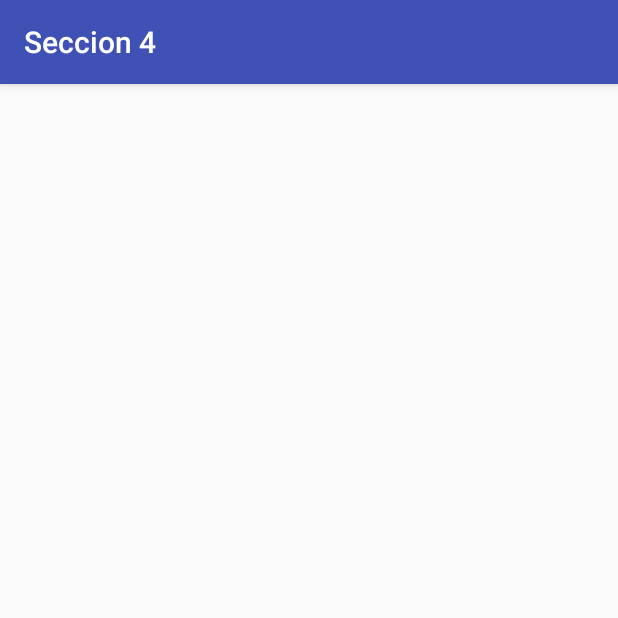
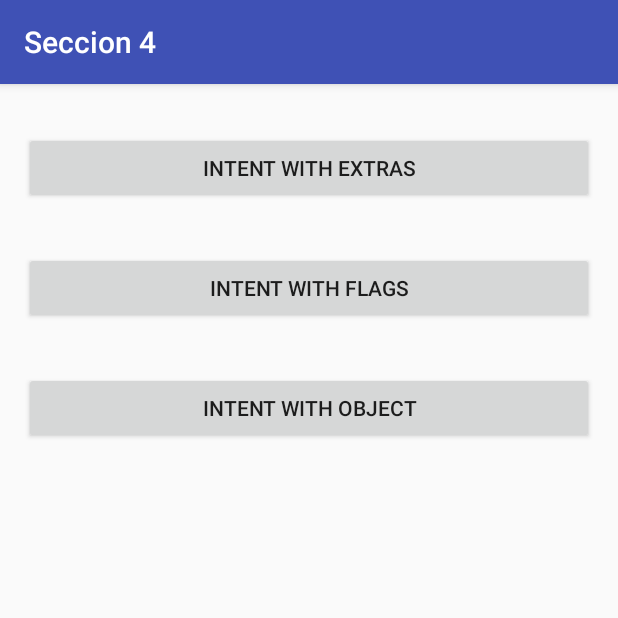
Before and after one commit to martinchoC/InitialAndroidKotlin, an Android app: the IntentsActivity screen opened directly, with no data from a screen before it, on a phone screen of 412 x 824 dp, the top half of it. Run offline under Robolectric (Android 15) with nearby library versions, the phone set to English and light mode, and no system bars; pictures from the network do not load.

Commit message:
Implementation of some intents, including Extras, Flags and objects

```diff
--- a/app/src/main/AndroidManifest.xml
+++ b/app/src/main/AndroidManifest.xml
@@ -27,7 +27,8 @@
         <activity android:name=".activities.PermissionsActivity" />
         <activity android:name=".activities.PicassoActivity" />
         <activity android:name=".activities.SharedPreferencesActivity" />
-        <activity android:name=".activities.LifeCycleEventsActivity"></activity>
+        <activity android:name=".activities.LifeCycleEventsActivity" />
+        <activity android:name=".activities.IntentExtrasActivity"></activity>
     </application>
 
 </manifest>
--- a/app/src/main/res/layout/activity_intents.xml
+++ b/app/src/main/res/layout/activity_intents.xml
@@ -6,4 +6,39 @@
     android:layout_height="match_parent"
     tools:context=".activities.IntentsActivity">
 
+    <Button
+        android:id="@+id/buttonIntentExtras"
+        android:layout_width="0dp"
+        android:layout_height="wrap_content"
+        android:layout_marginEnd="16dp"
+        android:layout_marginStart="16dp"
+        android:layout_marginTop="32dp"
+        android:text="@string/button_intent_extras"
+        app:layout_constraintEnd_toEndOf="parent"
+        app:layout_constraintStart_toStartOf="parent"
+        app:layout_constraintTop_toTopOf="parent" />
+
+    <Button
+        android:id="@+id/buttonIntentFlags"
+        android:layout_width="0dp"
+        android:layout_height="wrap_content"
+        android:layout_marginEnd="16dp"
+        android:layout_marginStart="16dp"
+        android:layout_marginTop="32dp"
+        android:text="@string/button_intent_flags"
+        app:layout_constraintEnd_toEndOf="parent"
+        app:layout_constraintStart_toStartOf="parent"
+        app:layout_constraintTop_toBottomOf="@+id/buttonIntentExtras" />
+
+    <Button
+        android:id="@+id/buttonIntentObject"
+        android:layout_width="0dp"
+        android:layout_height="wrap_content"
+        android:layout_marginEnd="16dp"
+        android:layout_marginStart="16dp"
+        android:layout_marginTop="32dp"
+        android:text="@string/button_intent_object"
+        app:layout_constraintEnd_toEndOf="parent"
+        app:layout_constraintStart_toStartOf="parent"
+        app:layout_constraintTop_toBottomOf="@+id/buttonIntentFlags" />
 </android.support.constraint.ConstraintLayout>
--- a/app/src/main/res/values/strings.xml
+++ b/app/src/main/res/values/strings.xml
@@ -21,4 +21,10 @@
     <string name="button_kat_id">Button by FindViewById</string>
     <string name="button_kat_kat">Button by KAT</string>
 
+    <string name="button_intent_extras">Intent with Extras</string>
+    <string name="button_intent_flags">Intent with Flags</string>
+    <string name="button_intent_object">Intent with Object</string>
+
+    <string name="button_back">Go Back</string>
+
 </resources>
```
Also changed, not shown: app/build.gradle (+3 -4 lines), app/src/main/java/com/martin/myapplication/activities/IntentExtrasActivity.kt (added, +57 -0 lines), app/src/main/java/com/martin/myapplication/activities/IntentsActivity.kt (+43 -0 lines), app/src/main/java/com/martin/myapplication/models/Student.kt (added, +42 -0 lines), app/src/main/res/layout/activity_intent_extras.xml (added, +58 -0 lines), app/src/main/res/layout/activity_life_cycle.xml (+7 -5 lines).
